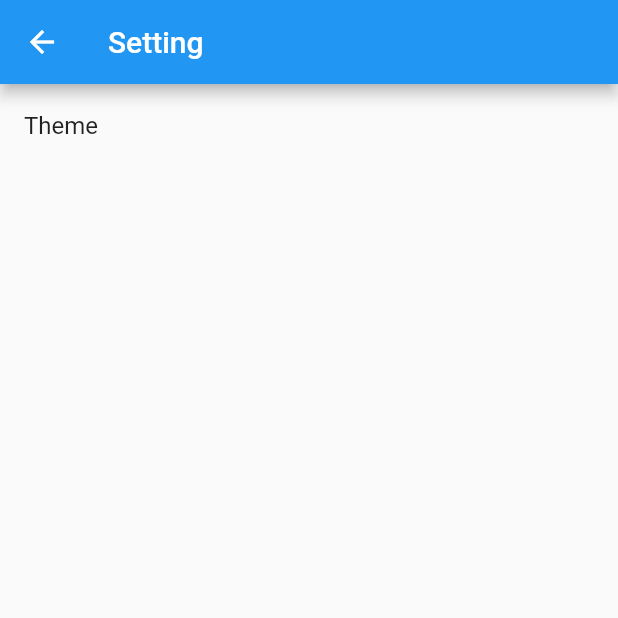
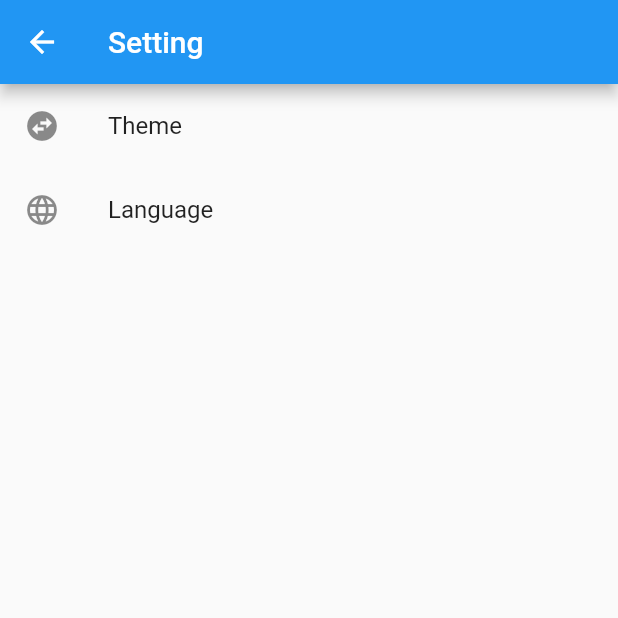
Before and after one commit to Vishuddh/Vishuddh, a Flutter app: the Setting screen opened directly, on a phone screen of 412 x 824 dp, the top half of it. Run offline on Flutter 3.47's test engine with Material 2 defaults, Android fonts, the phone set to English and light mode, and no system bars; our stand-ins replace cloud_firestore; missing offline and left inert: flutter_plugin_pdf_viewer; accounts and stored records are empty.

Commit message:
Shashtra updated

```diff
--- a/lib/Screens/HomeScreen.dart
+++ b/lib/Screens/HomeScreen.dart
@@ -44,7 +44,7 @@ class _HomePageState extends State<HomePage> {
                   child: ListTile(
                     title: Text("Home Page"),
                     leading: Icon(
-                      Icons.home,color: Colors.green
+                        Icons.home,color: Colors.green
                     ),
                   ),
                 ),
--- a/lib/Screens/more.dart
+++ b/lib/Screens/more.dart
@@ -181,7 +181,7 @@ class _SocialsState extends State<Socials> {
                           child: FlatButton(
                               onPressed: () {
                                 _launchUniversalLinkIos(
-                                    "https://www.facebook.com/");
+                                    "https://www.facebook.com/vaibhavjainbadamalhera/?ti=as");
                               },
                               child: null),
                         ),
@@ -254,7 +254,7 @@ class Gall extends StatelessWidget {
       home: SafeArea(
           child: Scaffold(
               appBar: AppBar(
-                title: Text("Gallery"),
+                 title: Text("Gallery"),
                 backgroundColor: Colors.deepOrange,
                 leading:
                     IconButton(icon: Icon(Icons.arrow_back), onPressed: null),
--- a/lib/Screens/setting.dart
+++ b/lib/Screens/setting.dart
@@ -18,8 +18,15 @@ class Setting extends StatelessWidget {
         scrollDirection: Axis.vertical,
         children: [
         ListTile(
+          leading: Icon(Icons.swap_horizontal_circle),
           title: Text("Theme"),
-        )
+          onTap: (){},
+        ),
+        ListTile(
+          leading: Icon(Icons.language),
+          title: Text("Language"),
+          onTap: (){},
+        ),
         ],
       ),
     );
--- a/pubspec.yaml
+++ b/pubspec.yaml
@@ -31,7 +31,7 @@ dev_dependencies:
   cloud_firestore: ^0.13.7
   firebase_core: ^0.4.5
   firebase_analytics: ^5.0.16
-  pdf_flutter: ^1.1.3
+  flutter_plugin_pdf_viewer: ^1.0.7
 
 
 
```
Also changed, not shown: lib/Screens/ImageScreen.dart (+4 -3 lines), lib/Screens/Shastra.dart (+4 -6 lines), images/more/socials.jpg, pubspec.lock, 1 other file.
